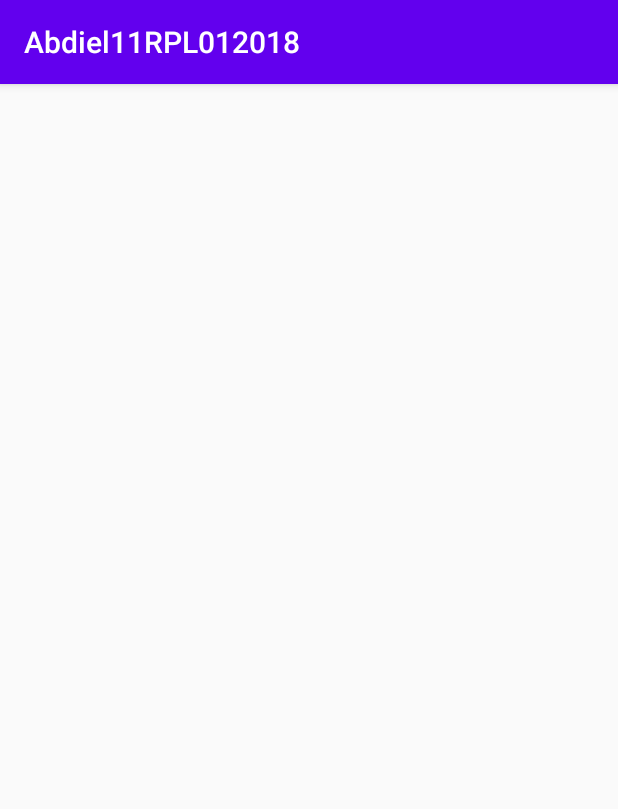
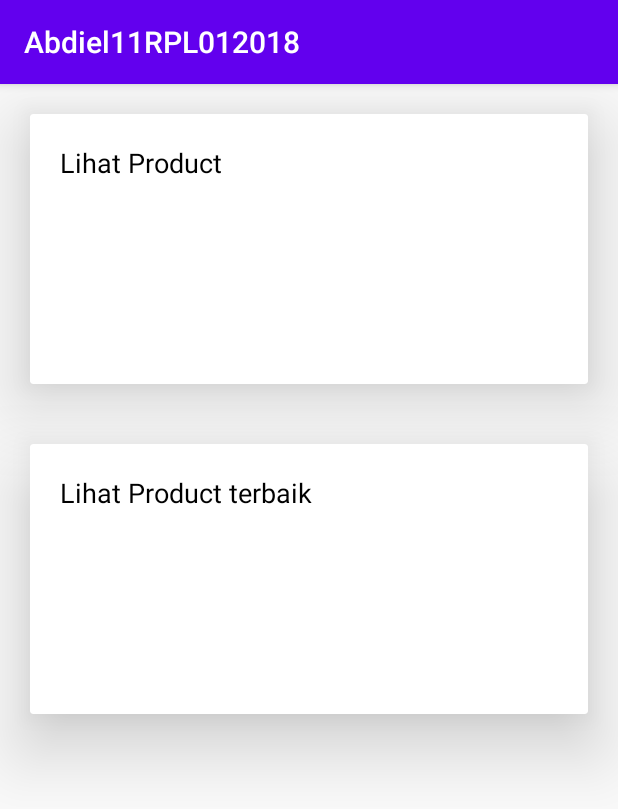
Before and after one commit to abdielarfiansyah/Abdiel11RPL012018, an Android app: the Mainmenu screen opened directly, with no data from a screen before it, on a phone screen of 412 x 824 dp. Shown: the top 809 px of the screen. Run offline under Robolectric (Android 15) with nearby library versions, the phone set to English and light mode, and no system bars.

Commit message:
add Mainmenu

```diff
--- a/app/src/main/res/layout/activity_mainmenu.xml
+++ b/app/src/main/res/layout/activity_mainmenu.xml
@@ -1,9 +1,91 @@
 <?xml version="1.0" encoding="utf-8"?>
-<androidx.constraintlayout.widget.ConstraintLayout xmlns:android="http://schemas.android.com/apk/res/android"
+<LinearLayout xmlns:android="http://schemas.android.com/apk/res/android"
     xmlns:app="http://schemas.android.com/apk/res-auto"
+    android:orientation="vertical"
     xmlns:tools="http://schemas.android.com/tools"
     android:layout_width="match_parent"
     android:layout_height="match_parent"
     tools:context=".Mainmenu">
 
-</androidx.constraintlayout.widget.ConstraintLayout>
+    <androidx.cardview.widget.CardView
+        android:id="@+id/menu1"
+        android:layout_width="match_parent"
+        android:layout_height="180dp"
+        android:layout_margin="20dp"
+        android:layout_marginBottom="1dp"
+        app:cardElevation="30dp"
+        app:contentPadding="10dp">
+
+        <LinearLayout
+            android:layout_width="match_parent"
+            android:layout_height="wrap_content"
+            android:orientation="vertical">
+
+            <RelativeLayout
+                android:layout_width="match_parent"
+                android:layout_height="wrap_content">
+
+                <TextView
+                    android:id="@+id/a1"
+                    style="@android:style/TextAppearance.Medium"
+                    android:layout_width="match_parent"
+                    android:layout_height="wrap_content"
+                    android:layout_alignParentStart="true"
+                    android:elevation="3dp"
+                    android:ellipsize="marquee"
+                    android:focusable="true"
+                    android:marqueeRepeatLimit="marquee_forever"
+                    android:padding="10dp"
+                    android:singleLine="true"
+                    android:text="Lihat Product"
+                    android:textColor="#000000"
+                    tools:targetApi="lollipop" />
+
+            </RelativeLayout>
+
+        </LinearLayout>
+
+    </androidx.cardview.widget.CardView>
+
+    <androidx.cardview.widget.CardView
+        android:id="@+id/menu2"
+        android:layout_width="match_parent"
+        android:layout_height="180dp"
+        android:layout_margin="20dp"
+        android:layout_marginBottom="1dp"
+        app:cardElevation="30dp"
+        app:contentPadding="10dp">
+
+        <LinearLayout
+            android:layout_width="match_parent"
+            android:layout_height="wrap_content"
+            android:orientation="vertical">
+
+            <RelativeLayout
+                android:layout_width="match_parent"
+                android:layout_height="wrap_content">
+
+                <TextView
+                    android:id="@+id/a2"
+                    style="@android:style/TextAppearance.Medium"
+                    android:layout_width="match_parent"
+                    android:layout_height="wrap_content"
+                    android:layout_alignParentStart="true"
+                    android:elevation="3dp"
+                    android:ellipsize="marquee"
+                    android:focusable="true"
+                    android:marqueeRepeatLimit="marquee_forever"
+                    android:padding="10dp"
+                    android:singleLine="true"
+                    android:text="Lihat Product terbaik "
+                    android:textColor="#000000"
+                    tools:targetApi="lollipop" />
+
+            </RelativeLayout>
+
+        </LinearLayout>
+
+    </androidx.cardview.widget.CardView>
+
+
+</LinearLayout>
--- a/app/src/main/res/layout/adapterrv.xml
+++ b/app/src/main/res/layout/adapterrv.xml
@@ -16,7 +16,7 @@
         android:orientation="horizontal">
 
         <ImageView
-            android:id="@+id/ivprofil"
+            android:id="@+id/ivp"
             android:src="@mipmap/ic_launcher"
             android:layout_width="wrap_content"
             android:layout_height="wrap_content"
```
